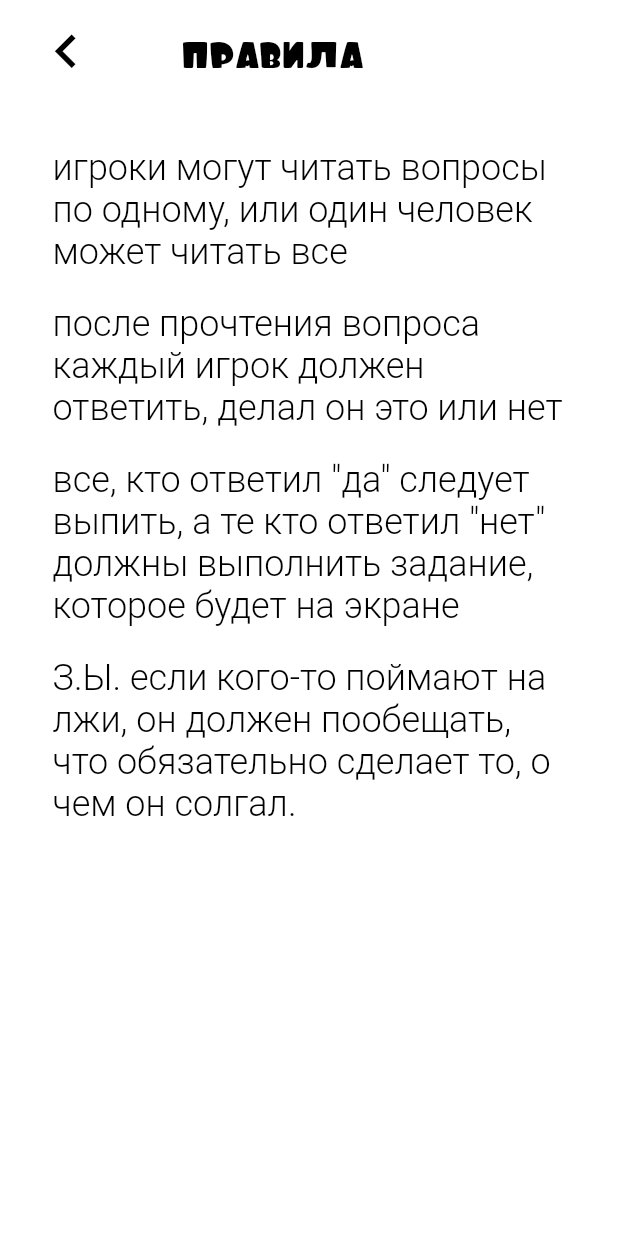
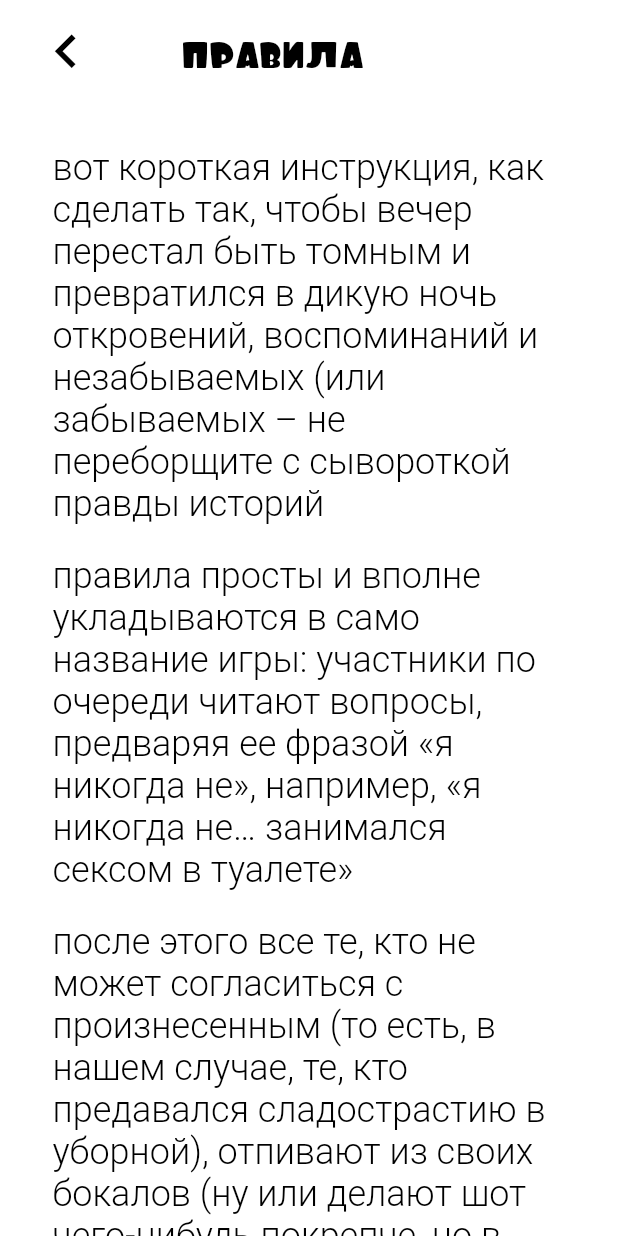
Before and after one commit to zikwall/never-have-i-ever, a Flutter app: the Rules screen opened directly, on a phone screen of 412 x 824 dp. Run offline on Flutter 3.47's test engine with Material 2 defaults, Android fonts, the phone set to English and light mode, and no system bars.

Commit message:
Update app rules

```diff
--- a/lib/screens/rules/rules.dart
+++ b/lib/screens/rules/rules.dart
@@ -47,6 +47,7 @@ class Rules extends StatelessWidget {
                 color: Colors.black,
               ),
               Expanded(
+                child: SingleChildScrollView(
                   child: Padding(
                     padding: EdgeInsets.only(
                       left: 35.0,
@@ -54,14 +55,17 @@ class Rules extends StatelessWidget {
                     ),
                     child: Column(
                       children: <Widget>[
-                        HelpItem(content: 'игроки могут читать вопросы по одному, или один человек может читать все'),
-                        HelpItem(content: 'после прочтения вопроса каждый игрок должен ответить, делал он это или нет'),
-                        HelpItem(content: 'все, кто ответил "да" следует выпить, а те кто ответил "нет" должны выполнить задание, которое будет на экране'),
-                        HelpItem(content: 'З.Ы. если кого-то поймают на лжи, он должен пообещать, что обязательно сделает то, о чем он солгал.'),
+                        HelpItem(content: 'вот короткая инструкция, как сделать так, чтобы вечер перестал быть томным и превратился в дикую ночь откровений, воспоминаний и незабываемых (или забываемых – не переборщите с сывороткой правды историй'),
+                        HelpItem(content: 'правила просты и вполне укладываются в само название игры: участники по очереди читают вопросы, предваряя ее фразой «я никогда не», например, «я никогда не… занимался сексом в туалете»'),
+                        HelpItem(content: 'после этого все те, кто не может согласиться с произнесенным (то есть, в нашем случае, те, кто предавался сладострастию в уборной), отпивают из своих бокалов (ну или делают шот чего-нибудь покрепче, но в этом случае игра рискует закончиться в течение часа'),
+                        HelpItem(content: 'естественно, после того, как один или несколько игроков буквально признались в том, что они, например, хоть раз в жизни, но фотографировали себя голыми или писали в бассейн, им необходимо объясниться и поведать другим игрокам, «как так вышло», желательно по ролям, с демонстрацией доказательств, наглядных примеров и, конечно же, заявлениями, что они ни о чем не жалеют'),
+                        HelpItem(content: 'игра продолжается до тех пор, пока участники не насытятся чужими секретами сполна, пока не опустеют все бокалы и прочие емкости в доме, ну или пока не закончатся вопросы. победит тот, кто наутро вспомнит как можно больше задорных чужих историй, и сам не ударит в грязь лицом. главное, чтобы голова не болела'),
+                        HelpItem(content: 'элементарные правила, провокационные вопросы, приятный дизайн игры делают Я Никогда Не идеальным способом разнообразить вечеринку в большой компании или дружеские кухонные посиделки – с кем бы вы ни играли в нее, скучать вам точно не придется. главное, не играйте в нее с родителями. или со своими детьми. уважайте Минздрав и здравый смысл'),
                       ],
                     ),
-                  )
-              )
+                  ),
+                ),
+              ),
             ],
           )
       ),
```
